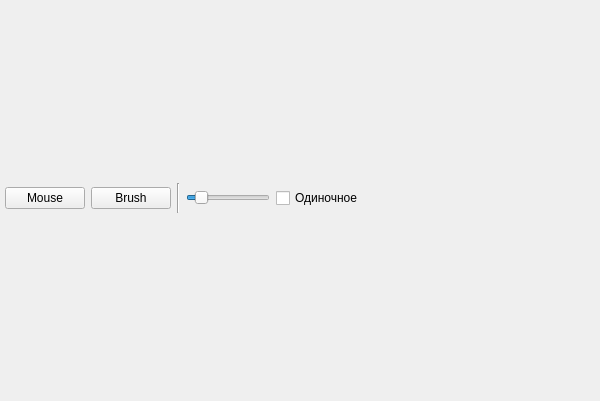
Above: lab.ui from PozzilivLS/PozzEditor before the change. Below: the same form after it.
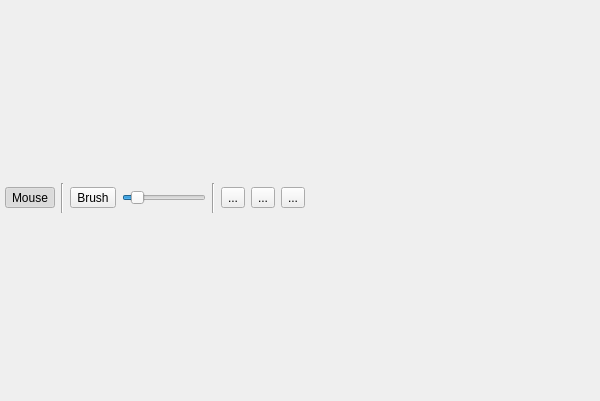
That is the form after the change. Icons and pictures are not drawn.

What changed in the file:
```diff
--- a/lab.ui
+++ b/lab.ui
@@ -67,25 +67,15 @@
         <number>0</number>
        </property>
        <item>
-        <widget class="QPushButton" name="chooseMouseBtn">
+        <widget class="QToolButton" name="chooseMouseBtn">
          <property name="text">
           <string>Mouse</string>
          </property>
-        </widget>
-       </item>
-       <item>
-        <widget class="QPushButton" name="chooseBrushBtn">
-         <property name="text">
-          <string>Brush</string>
+         <property name="checkable">
+          <bool>true</bool>
          </property>
-         <property name="autoDefault">
-          <bool>false</bool>
-         </property>
-         <property name="default">
-          <bool>false</bool>
-         </property>
-         <property name="flat">
-          <bool>false</bool>
+         <property name="checked">
+          <bool>true</bool>
          </property>
         </widget>
        </item>
@@ -96,6 +86,16 @@
          </property>
         </widget>
        </item>
+       <item>
+        <widget class="QToolButton" name="chooseBrushBtn">
+         <property name="text">
+          <string>Brush</string>
+         </property>
+         <property name="checkable">
+          <bool>true</bool>
+         </property>
+        </widget>
+       </item>
        <item>
         <widget class="QSlider" name="brushSizeSlider">
          <property name="sizePolicy">
@@ -125,13 +125,67 @@
         </widget>
        </item>
        <item>
-        <widget class="QCheckBox" name="singleObjDrawingButton">
-         <property name="text">
-          <string>Одиночное</string>
+        <widget class="Line" name="line_2">
+         <property name="orientation">
+          <enum>Qt::Orientation::Vertical</enum>
          </property>
-         <property name="checked">
-          <bool>false</bool>
-         </property>
+        </widget>
+       </item>
+       <item>
+        <widget class="QWidget" name="shapesContainer" native="true">
+         <layout class="QGridLayout" name="gridLayout">
+          <property name="leftMargin">
+           <number>0</number>
+          </property>
+          <property name="topMargin">
+           <number>0</number>
+          </property>
+          <property name="rightMargin">
+           <number>0</number>
+          </property>
+          <property name="bottomMargin">
+           <number>0</number>
+          </property>
+          <item row="0" column="0">
+           <widget class="QToolButton" name="rectButton">
+            <property name="text">
+             <string>...</string>
+            </property>
+            <property name="icon">
+             <iconset theme="QIcon::ThemeIcon::MediaPlaybackStop"/>
+            </property>
+            <property name="checkable">
+             <bool>true</bool>
+            </property>
+           </widget>
+          </item>
+          <item row="0" column="1">
+           <widget class="QToolButton" name="ellipseButton">
+            <property name="text">
+             <string>...</string>
+            </property>
+            <property name="icon">
+             <iconset theme="QIcon::ThemeIcon::MediaRecord"/>
+            </property>
+            <property name="checkable">
+             <bool>true</bool>
+            </property>
+           </widget>
+          </item>
+          <item row="0" column="2">
+           <widget class="QToolButton" name="triangleButton">
+            <property name="text">
+             <string>...</string>
+            </property>
+            <property name="icon">
+             <iconset theme="QIcon::ThemeIcon::AppointmentNew"/>
+            </property>
+            <property name="checkable">
+             <bool>true</bool>
+            </property>
+           </widget>
+          </item>
+         </layout>
         </widget>
        </item>
        <item>
```
